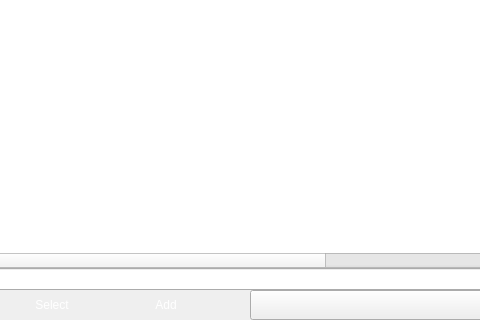
Qt form veapp/main/vscsearch.ui (linkingvision/rapidvms) before a commit; both pictures show x 260 to 740 and y 162 to 482 of the 829 by 482 pixel window.
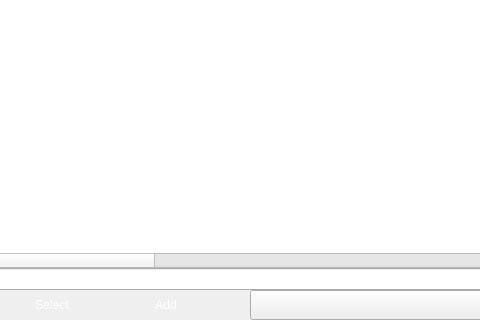
The same form after that commit. Icons and pictures are not drawn.

Commit message: add user and password change

What changed in the file:
```diff
--- a/veapp/main/vscsearch.ui
+++ b/veapp/main/vscsearch.ui
@@ -114,6 +114,21 @@
        <set>AlignJustify|AlignVCenter</set>
       </property>
      </column>
+     <column>
+      <property name="text">
+       <string>Name</string>
+      </property>
+     </column>
+     <column>
+      <property name="text">
+       <string>User</string>
+      </property>
+     </column>
+     <column>
+      <property name="text">
+       <string>Password</string>
+      </property>
+     </column>
     </widget>
    </item>
    <item row="1" column="0">
```
